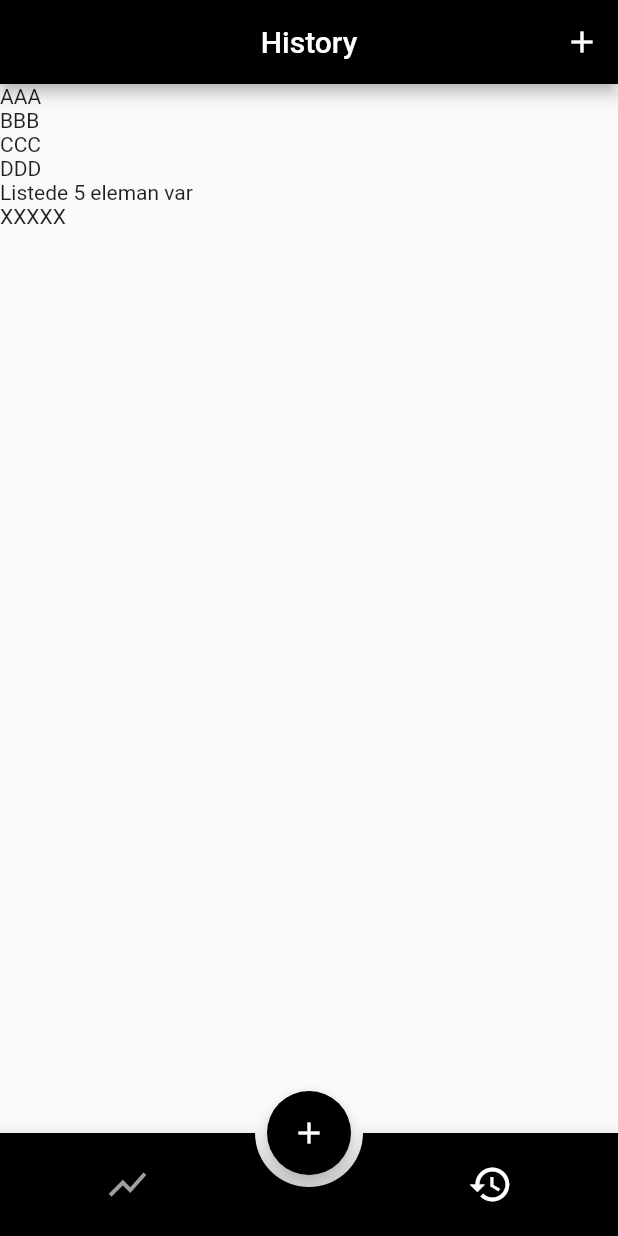
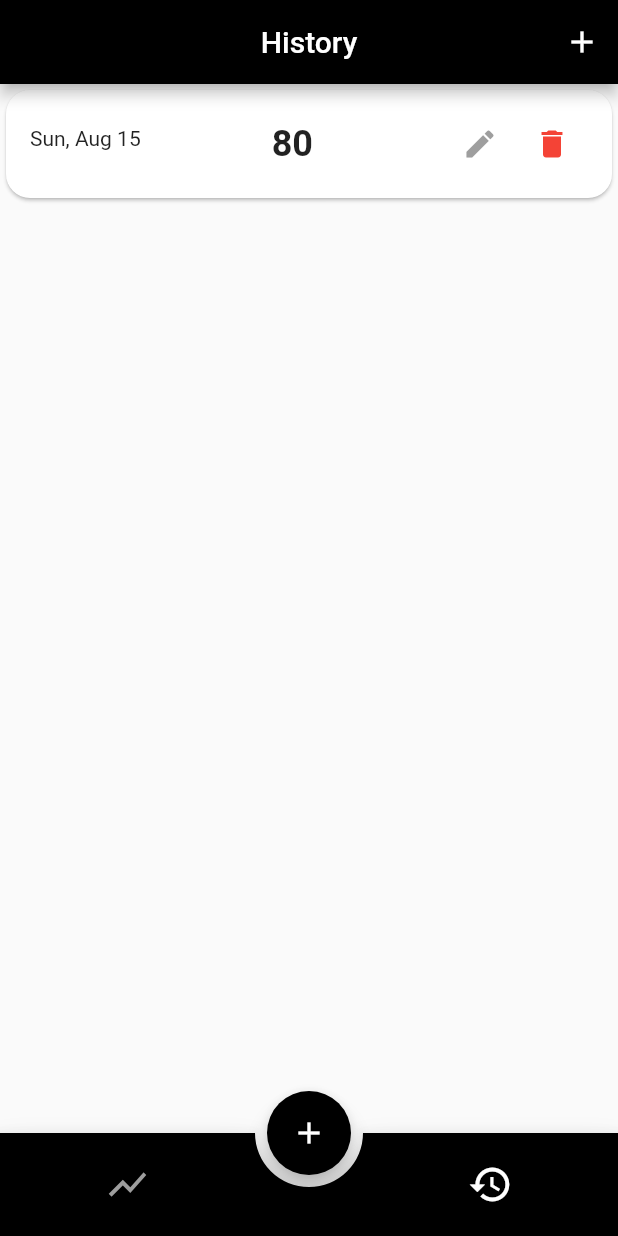
Before and after one commit to KodPlanet/weight_tracker_app_yt, a Flutter app: the screen it shows after launch, item 2 of the bottom bar chosen, after a tap on the "add" icon, on a phone screen of 412 x 824 dp. Run offline on Flutter 3.47's test engine with Material 2 defaults, Android fonts, the phone set to English and light mode, and no system bars; drawn by our look-alikes of animated_bottom_navigation_bar; our stand-ins replace freezed_annotation, get.

Commit message:
part-12
End of part 12

```diff
--- a/lib/view-models/controller.dart
+++ b/lib/view-models/controller.dart
@@ -6,10 +6,10 @@ class Controller extends GetxController {
 
   var records = <Record>[
 
-    Record(dateTime: DateTime.now(),weight: 80, note: 'AAA'),
+   /* Record(dateTime: DateTime.now(),weight: 80, note: 'AAA'),
     Record(dateTime: DateTime.now(),weight: 81, note: 'BBB'),
     Record(dateTime: DateTime.now(),weight: 82, note: 'CCC'),
-    Record(dateTime: DateTime.now(),weight: 83, note: 'DDD'),
+    Record(dateTime: DateTime.now(),weight: 83, note: 'DDD'),*/
 
   ].obs;
 
@@ -18,4 +18,8 @@ class Controller extends GetxController {
     print(records.length);
   }
 
+  void deleteRecord(Record record){
+    records.remove(record);
+  }
+
 }
--- a/lib/views/history.dart
+++ b/lib/views/history.dart
@@ -1,4 +1,5 @@
 import 'package:flutter/material.dart';
+import 'package:weight_tracker_app_yt/models/record.dart';
 import 'package:weight_tracker_app_yt/view-models/controller.dart';
 import 'package:weight_tracker_app_yt/widgets/record_list_tile.dart';
 import 'package:get/get.dart';
@@ -13,32 +14,30 @@ class HistoryScreen extends StatefulWidget {
 class _HistoryScreenState extends State<HistoryScreen> {
   final Controller _controller = Get.put(Controller());
 
-
-
   @override
   Widget build(BuildContext context) {
-    return Scaffold(
-        appBar: AppBar(
-          centerTitle: true,
-          title: Text("History"),
-          actions: [IconButton(onPressed: _controller.addRecord, icon: Icon(Icons.add))],
-        ),
-        body: Obx(()=>ListView(
-            physics: BouncingScrollPhysics(),
+    List<Record> records = _controller.records;
 
-            children: [
-
-              Text(_controller.records[0].note!),
-              Text(_controller.records[1].note!),
-              Text(_controller.records[2].note!),
-              Text(_controller.records[3].note!),
-              Text('Listede ${_controller.records.length} eleman var'),
-              Text(_controller.records.last.note!),
-
-
-
-            ])),
-
-    );
+    return Obx(() => Scaffold(
+          appBar: AppBar(
+            centerTitle: true,
+            title: Text("History"),
+            actions: [
+              IconButton(
+                  onPressed: _controller.addRecord, icon: Icon(Icons.add))
+            ],
+          ),
+          body: records.isEmpty
+              ? Center(
+                  child: Container(
+                    child: Text('Please Add Some Records'),
+                  ),
+                )
+              : ListView(
+                  physics: BouncingScrollPhysics(),
+                  children: records
+                      .map((record) => RecordListTile(record: record))
+                      .toList()),
+        ));
   }
 }
--- a/lib/widgets/record_list_tile.dart
+++ b/lib/widgets/record_list_tile.dart
@@ -1,12 +1,20 @@
 import 'package:flutter/material.dart';
 import 'package:intl/intl.dart';
+import 'package:weight_tracker_app_yt/models/record.dart';
+import 'package:weight_tracker_app_yt/view-models/controller.dart';
+import 'package:get/get.dart';
 
 
 class RecordListTile extends StatelessWidget {
-  const RecordListTile({Key? key}) : super(key: key);
+  final Record record;
+  RecordListTile({Key? key, required this.record}) : super(key: key);
+  final Controller _controller = Get.find();
 
   @override
   Widget build(BuildContext context) {
+
+
+
     return Card(
       shape: RoundedRectangleBorder(
         borderRadius: BorderRadius.circular(16)
@@ -15,18 +23,28 @@ class RecordListTile extends StatelessWidget {
         padding: const EdgeInsets.only(top:8.0,bottom:8),
         child: ListTile(
 
-          leading: Text(DateFormat('EEE, MMM d').format(DateTime.now())),
-          title:Center(child: Text('75', style:TextStyle(fontSize: 24, fontWeight: FontWeight.bold))),
-          trailing: Row(
-            mainAxisSize: MainAxisSize.min,
-            children: [
-            IconButton(onPressed: null, icon: Icon(Icons.edit, color: Colors.grey,)),
-            IconButton(onPressed: null, icon: Icon(Icons.delete, color: Colors.red)),
-
-
-          ],),
+          leading: _buildDate(),
+          title:_buildWeight(),
+          trailing: _buildIcons(),
         ),
       ),
     );
   }
+
+  Row _buildIcons() {
+    return Row(
+          mainAxisSize: MainAxisSize.min,
+          children: [
+          IconButton(onPressed: null, icon: Icon(Icons.edit, color: Colors.grey,)),
+          IconButton(onPressed: (){_controller.deleteRecord(record);}
+
+          , icon: Icon(Icons.delete, color: Colors.red)),
+
+
+        ],);
+  }
+
+  Center _buildWeight() => Center(child: Text('${record.weight}', style:TextStyle(fontSize: 24, fontWeight: FontWeight.bold)));
+
+  Text _buildDate() => Text(DateFormat('EEE, MMM d').format(record.dateTime));
 }
```
